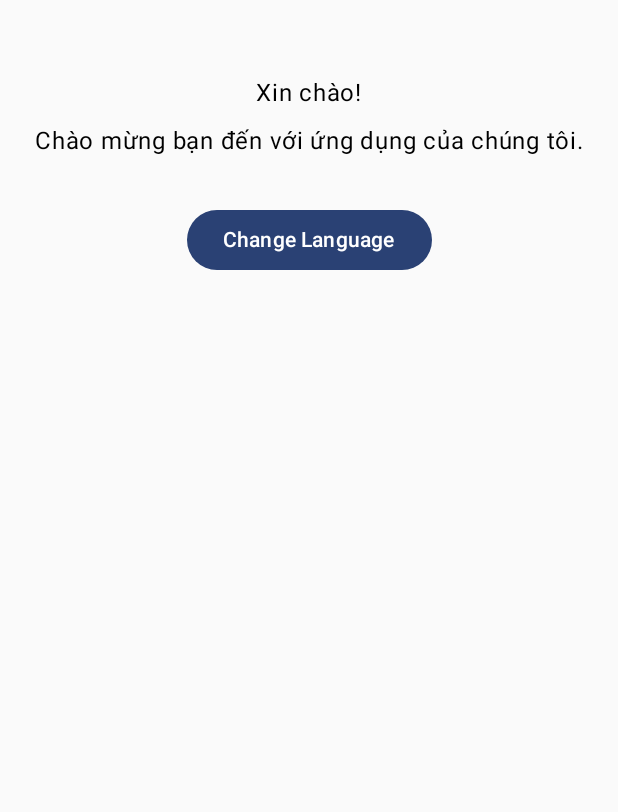
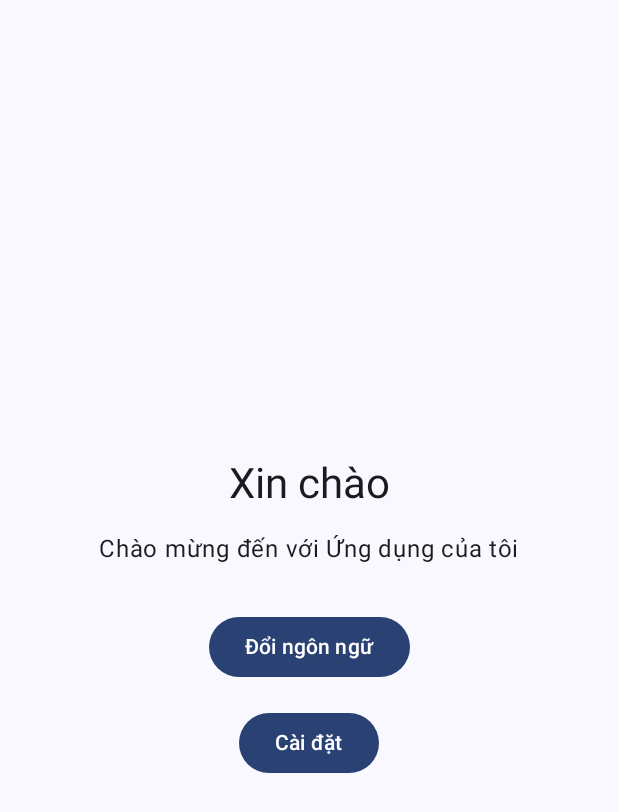
Before and after one commit to TranChiThe/I18N_Inlang, an Android app built with Jetpack Compose: the screen it shows after launch (MainActivity), on a phone screen of 412 x 824 dp. Shown: the top 812 px of the screen. Run offline under Robolectric (Android 15) with nearby library versions, the phone set to English and light mode, and no system bars.

Commit message:
feat: Use Inlang with Jetpack compose
Commit content:
Use Jetpack compose in conjunction with Inlang to switch languages.
In18N reconfiguration allows reading json files outside the library, giving you flexibility in changing json files.

```diff
--- a/I18N_Library/build.gradle.kts
+++ b/I18N_Library/build.gradle.kts
@@ -36,11 +36,15 @@ android {
 dependencies {
 
     // Jetpack Compose
-    implementation("androidx.compose.material3:material3:1.2.0")
+    implementation("androidx.compose.material3:material3:1.3.0")
     implementation("org.jetbrains.kotlin:kotlin-stdlib:1.9.22")
     implementation("androidx.work:work-runtime-ktx:2.7.1")
     implementation("androidx.lifecycle:lifecycle-viewmodel-compose:2.6.1")
     implementation("androidx.navigation:navigation-compose:2.7.3")
+
+    implementation ("androidx.core:core-ktx:1.13.0")
+    implementation ("androidx.activity:activity-compose:1.9.0")
+    implementation ("androidx.compose.ui:ui:1.7.0")
 
     // Coroutine
     implementation("org.jetbrains.kotlinx:kotlinx-coroutines-android:1.3.9")
--- /dev/null
+++ b/I18N_Library/src/main/java/com/example/i18n_library/I18N_Manager.kt
@@ -0,0 +1,85 @@
+package com.example.i18n_library
+
+import android.content.Context
+import android.util.Log
+import android.widget.Toast
+import kotlinx.coroutines.CoroutineScope
+import kotlinx.coroutines.Dispatchers
+import kotlinx.coroutines.launch
+import kotlinx.coroutines.withContext
+import org.json.JSONObject
+import java.io.BufferedReader
+import java.io.InputStreamReader
+
+class I18nManager private constructor(context: Context) {
+    private val languageMaps = mutableMapOf<String, JSONObject>()
+    private var currentLanguage = "vi"
+    private val appContext = context.applicationContext
+    private val scope = CoroutineScope(Dispatchers.Main)
+
+    init {
+        loadLanguagesAsync()
+    }
+
+    companion object {
+        @Volatile
+        private var instance: I18nManager? = null
+
+        fun getInstance(context: Context): I18nManager =
+            instance ?: synchronized(this) {
+                instance ?: I18nManager(context).also { instance = it }
+            }
+    }
+
+    private fun loadLanguagesAsync() {
+        scope.launch {
+            val languages = arrayOf("en", "vi")
+            val assetManager = appContext.assets
+
+            languages.forEach { lang ->
+                try {
+                    val jsonString = withContext(Dispatchers.IO) {
+                        assetManager.open("lang/$lang.json").use { inputStream ->
+                            BufferedReader(InputStreamReader(inputStream)).readText()
+                        }
+                    }
+                    languageMaps[lang] = JSONObject(jsonString)
+                } catch (e: Exception) {
+                    Log.e("I18nManager", "Error loading language file: $lang", e)
+                }
+            }
+            if (!languageMaps.containsKey(currentLanguage)) {
+                currentLanguage = "vi"
+                LanguageUtil.setLocale(appContext, "vi")
+            }
+        }
+    }
+
+    fun setLanguage(language: String) {
+        if (languageMaps.containsKey(language)) {
+            currentLanguage = language
+            Toast.makeText(appContext, "Switched to $language", Toast.LENGTH_SHORT).show()
+        }
+    }
+
+
+    fun getString(key: String): String {
+        return try {
+            val jsonObject = languageMaps[currentLanguage] ?: return key
+            val keys = key.split(".")
+            var currentObject: JSONObject? = jsonObject
+            for (i in 0 until keys.size - 1) {
+                currentObject = currentObject?.optJSONObject(keys[i])
+                if (currentObject == null) return key
+            }
+            val result = currentObject?.getString(keys.last()) ?: key
+            result
+        } catch (e: Exception) {
+            key
+        }
+    }
+
+    fun getCurrentLanguage(): String = currentLanguage
+
+    fun isLanguageLoaded(lang: String): Boolean = languageMaps.containsKey(lang)
+}
--- /dev/null
+++ b/I18N_Library/src/main/java/com/example/i18n_library/LanguageUtils.kt
@@ -0,0 +1,37 @@
+package com.example.i18n_library
+
+import android.content.Context
+import android.content.SharedPreferences
+import android.content.res.Configuration
+import java.util.*
+
+object LanguageUtil {
+    private const val PREFS_NAME = "LanguagePrefs"
+    private const val KEY_LANGUAGE = "language"
+
+    fun setLocale(context: Context, language: String) {
+        val locale = Locale(language)
+        Locale.setDefault(locale)
+
+        val config = Configuration().apply {
+            setLocale(locale)
+        }
+        context.resources.updateConfiguration(config, context.resources.displayMetrics)
+
+        context.getSharedPreferences(PREFS_NAME, Context.MODE_PRIVATE)
+            .edit()
+            .putString(KEY_LANGUAGE, language)
+            .apply()
+
+        I18nManager.getInstance(context).setLanguage(language)
+    }
+
+    fun getSavedLanguage(context: Context): String {
+        return context.getSharedPreferences(PREFS_NAME, Context.MODE_PRIVATE)
+            .getString(KEY_LANGUAGE, "vi") ?: "vi"
+    }
+
+    fun applyLanguage(context: Context) {
+        setLocale(context, getSavedLanguage(context))
+    }
+}
--- a/I18N_Library/src/main/java/com/example/i18n_library/LocalizationManager.kt
+++ /dev/null
@@ -1,23 +0,0 @@
-package com.example.i18n_library
-
-import android.content.Context
-import org.json.JSONObject
-import java.io.BufferedReader
-
-object LocalizationManager {
-    private var translations: JSONObject? = null
-
-    fun loadLanguage(context: Context, languageCode: String) {
-        val resId = when (languageCode) {
-            "vi" -> R.raw.locales_vi
-            else -> R.raw.locales_en
-        }
-        val jsonString =
-            context.resources.openRawResource(resId).bufferedReader().use(BufferedReader::readText)
-        translations = JSONObject(jsonString)
-    }
-
-    fun getString(key: String): String {
-        return translations?.optString(key) ?: key
-    }
-}
--- a/I18N_Library/src/main/res/raw/locales_en.json
+++ /dev/null
@@ -1,4 +0,0 @@
-{
-  "hello": "Hello!",
-  "welcome": "Welcome to our app."
-}
--- a/I18N_Library/src/main/res/raw/locales_vi.json
+++ /dev/null
@@ -1,4 +0,0 @@
-{
-  "hello": "Xin chào!",
-  "welcome": "Chào mừng bạn đến với ứng dụng của chúng tôi."
-}
--- a/app/src/main/java/com/example/i18n_inlang_package/MainActivity.kt
+++ b/app/src/main/java/com/example/i18n_inlang_package/MainActivity.kt
@@ -4,26 +4,57 @@ import android.os.Bundle
 import androidx.activity.ComponentActivity
 import androidx.activity.compose.setContent
 import androidx.activity.enableEdgeToEdge
+import androidx.activity.viewModels
 import androidx.compose.foundation.layout.fillMaxSize
 import androidx.compose.foundation.layout.padding
+import androidx.compose.foundation.layout.size
+import androidx.compose.material3.CircularProgressIndicator
+import androidx.compose.material3.MaterialTheme
 import androidx.compose.material3.Scaffold
+import androidx.compose.material3.Surface
 import androidx.compose.material3.Text
 import androidx.compose.runtime.Composable
+import androidx.compose.runtime.collectAsState
+import androidx.compose.runtime.derivedStateOf
+import androidx.compose.runtime.getValue
+import androidx.compose.runtime.remember
+import androidx.compose.ui.Alignment
 import androidx.compose.ui.Modifier
 import androidx.compose.ui.tooling.preview.Preview
+import androidx.compose.ui.unit.dp
+import androidx.navigation.compose.NavHost
+import androidx.navigation.compose.rememberNavController
 import com.example.i18n_inlang_package.screen.HomeScreen
+import com.example.i18n_inlang_package.screen.SettingsScreen
 import com.example.i18n_inlang_package.ui.theme.I18N_InLang_PackageTheme
-import com.example.i18n_library.LocalizationManager
+import com.example.i18n_inlang_package.viewModel.LanguageViewModel
+import com.example.i18n_library.LanguageUtil
 
 class MainActivity : ComponentActivity() {
+    private val languageViewModel: LanguageViewModel by viewModels()
     override fun onCreate(savedInstanceState: Bundle?) {
         super.onCreate(savedInstanceState)
         enableEdgeToEdge()
-        LocalizationManager.loadLanguage(this, "vi")
+        LanguageUtil.applyLanguage(this)
         setContent {
             I18N_InLang_PackageTheme {
-                HomeScreen()
+                MyApp(languageViewModel)
             }
         }
     }
 }
+@Composable
+fun MyApp(viewModel: LanguageViewModel) {
+    val isLanguageLoaded by viewModel.isLanguageLoaded.collectAsState()
+
+    Surface(
+        modifier = Modifier.fillMaxSize(),
+        color = MaterialTheme.colorScheme.background
+    ) {
+        if (isLanguageLoaded) {
+            HomeScreen(viewModel)
+        } else {
+            CircularProgressIndicator(modifier = Modifier.size(100.dp).padding(top = 50.dp))
+        }
+    }
+}
--- a/app/src/main/java/com/example/i18n_inlang_package/screen/HomeScreen.kt
+++ b/app/src/main/java/com/example/i18n_inlang_package/screen/HomeScreen.kt
@@ -1,46 +1,55 @@
 package com.example.i18n_inlang_package.screen
 
-import androidx.compose.foundation.layout.Column
-import androidx.compose.foundation.layout.Spacer
-import androidx.compose.foundation.layout.fillMaxWidth
-import androidx.compose.foundation.layout.height
-import androidx.compose.foundation.layout.padding
-import androidx.compose.material3.Button
-import androidx.compose.material3.Text
-import androidx.compose.runtime.Composable
-import androidx.compose.runtime.getValue
-import androidx.compose.runtime.mutableStateOf
-import androidx.compose.runtime.remember
-import androidx.compose.runtime.setValue
+import android.widget.Toast
+import androidx.compose.foundation.layout.*
+import androidx.compose.material3.*
+import androidx.compose.runtime.*
 import androidx.compose.ui.Alignment
 import androidx.compose.ui.Modifier
 import androidx.compose.ui.platform.LocalContext
 import androidx.compose.ui.unit.dp
-import com.example.i18n_library.LocalizationManager
+import com.example.i18n_inlang_package.viewModel.LanguageViewModel
 
 @Composable
-fun HomeScreen() {
-    var selectedLanguage by remember { mutableStateOf("vi") }
+fun HomeScreen(viewModel: LanguageViewModel) {
+    val currentLang by viewModel.currentLanguage.collectAsState()
     val context = LocalContext.current
-    var localizedText by remember { mutableStateOf(LocalizationManager.getString("hello")) }
-    var welcome by remember { mutableStateOf(LocalizationManager.getString("welcome")) }
+
+    val greeting = remember(currentLang) { viewModel.getString("common.greeting") }
+    val welcomeMessage = remember(currentLang) { viewModel.getString("app.welcome_message") }
+    val switchLanguage = remember(currentLang) { viewModel.getString("common.switch_language") }
+    val settingsTitle = remember(currentLang) { viewModel.getString("settings.title") }
+
+    LaunchedEffect(currentLang) {
+        Toast.makeText(context, "Language changed to: $currentLang", Toast.LENGTH_SHORT).show()
+    }
+
     Column(
         modifier = Modifier
-            .fillMaxWidth()
-            .padding(top = 50.dp),
-        horizontalAlignment = Alignment.CenterHorizontally
+            .fillMaxSize()
+            .padding(16.dp),
+        horizontalAlignment = Alignment.CenterHorizontally,
+        verticalArrangement = Arrangement.Center
     ) {
-        Text(text = localizedText)
-        Spacer(modifier = Modifier.height(8.dp))
-        Text(text = welcome)
-        Spacer(modifier = Modifier.height(30.dp))
+        Text(
+            text = greeting,
+            style = MaterialTheme.typography.headlineMedium
+        )
+        Spacer(modifier = Modifier.height(16.dp))
+        Text(
+            text = welcomeMessage,
+            style = MaterialTheme.typography.bodyLarge
+        )
+        Spacer(modifier = Modifier.height(32.dp))
         Button(onClick = {
-            selectedLanguage = if (selectedLanguage == "vi") "en" else "vi"
-            LocalizationManager.loadLanguage(context, selectedLanguage)
-            localizedText = LocalizationManager.getString("hello")
-            welcome = LocalizationManager.getString("welcome")
+            val newLang = if (currentLang == "vi") "en" else "vi"
+            viewModel.setLanguage(newLang)
         }) {
-            Text(text = "Change Language")
+            Text(text = switchLanguage)
+        }
+        Spacer(modifier = Modifier.height(16.dp))
+        Button(onClick = { }) {
+            Text(text = settingsTitle)
         }
     }
 }
--- /dev/null
+++ b/app/src/main/java/com/example/i18n_inlang_package/viewModel/LanguageViewModel.kt
@@ -0,0 +1,42 @@
+package com.example.i18n_inlang_package.viewModel
+
+import android.app.Application
+import android.widget.Toast
+import androidx.lifecycle.AndroidViewModel
+import androidx.lifecycle.viewModelScope
+import com.example.i18n_library.I18nManager
+import com.example.i18n_library.LanguageUtil
+import kotlinx.coroutines.delay
+import kotlinx.coroutines.flow.MutableStateFlow
+import kotlinx.coroutines.flow.StateFlow
+import kotlinx.coroutines.launch
+
+class LanguageViewModel(application: Application) : AndroidViewModel(application) {
+    private val _currentLanguage = MutableStateFlow(LanguageUtil.getSavedLanguage(application))
+    val currentLanguage: StateFlow<String> = _currentLanguage
+
+    private val i18nManager = I18nManager.getInstance(application)
+    private val _isLanguageLoaded = MutableStateFlow(false)
+    val isLanguageLoaded: StateFlow<Boolean> = _isLanguageLoaded
+
+    init {
+        viewModelScope.launch {
+            while (!i18nManager.isLanguageLoaded(_currentLanguage.value)) {
+                delay(100)
+            }
+            _isLanguageLoaded.value = true
+        }
+    }
+
+    fun setLanguage(language: String) {
+        viewModelScope.launch {
+            LanguageUtil.setLocale(getApplication(), language)
+            i18nManager.setLanguage(language)
+            _currentLanguage.value = language
+            Toast.makeText(getApplication(), "ViewModel set language to: $language", Toast.LENGTH_SHORT).show()
+        }
+    }
+
+    fun getString(key: String): String = i18nManager.getString(key)
+    fun isLanguageLoaded(): Boolean = i18nManager.isLanguageLoaded(currentLanguage.value)
+}
```
Also changed, not shown: app/build.gradle.kts (+6 -2 lines), app/src/main/assets/lang/en.json (added, +19 -0 lines), app/src/main/assets/lang/vi.json (added, +19 -0 lines), app/src/main/java/com/example/i18n_inlang_package/screen/SettingScreen.kt (added, +45 -0 lines).
